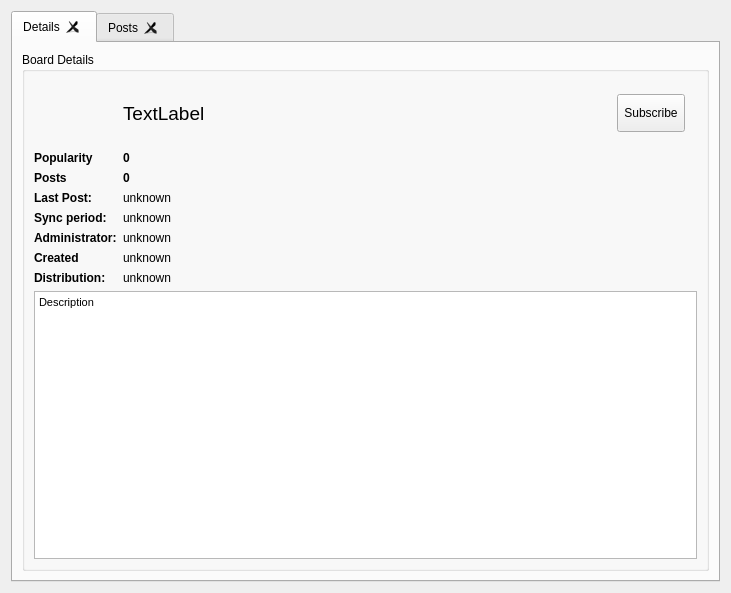
The window that retroshare-gui/src/gui/Posted/PostedListWidgetWithModel.ui (RetroShare/RetroShare) describes before a commit, drawn with Qt 5.
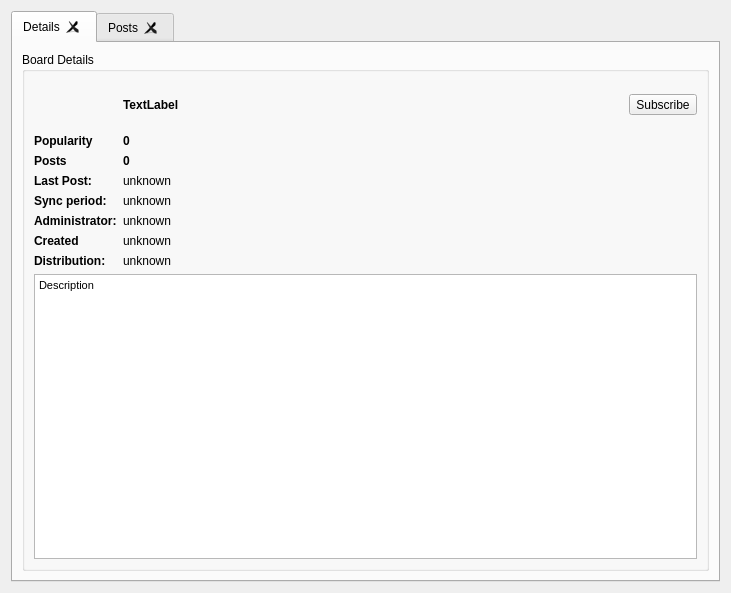
The same window after the commit. Icons and pictures are not drawn. Custom widgets are drawn as their Qt base class.

Commit message: Removed the fixed size from the Boards Thumbnail Label

Diff of the .ui file:
```diff
--- a/retroshare-gui/src/gui/Posted/PostedListWidgetWithModel.ui
+++ b/retroshare-gui/src/gui/Posted/PostedListWidgetWithModel.ui
@@ -45,8 +45,61 @@
           <bool>false</bool>
          </property>
          <layout class="QGridLayout" name="gridLayout_2">
-          <item row="0" column="0">
+          <item row="2" column="0">
+           <widget class="QTextBrowser" name="infoDescription">
+            <property name="styleSheet">
+             <string notr="true"/>
+            </property>
+            <property name="html">
+             <string notr="true">&lt;!DOCTYPE HTML PUBLIC &quot;-//W3C//DTD HTML 4.0//EN&quot; &quot;http://www.w3.org/TR/REC-html40/strict.dtd&quot;&gt;
+&lt;html&gt;&lt;head&gt;&lt;meta name=&quot;qrichtext&quot; content=&quot;1&quot; /&gt;&lt;style type=&quot;text/css&quot;&gt;
+p, li { white-space: pre-wrap; }
+&lt;/style&gt;&lt;/head&gt;&lt;body style=&quot; font-family:'MS Shell Dlg 2'; font-size:8.25pt; font-weight:400; font-style:normal;&quot;&gt;
+&lt;p style=&quot; margin-top:0px; margin-bottom:0px; margin-left:0px; margin-right:0px; -qt-block-indent:0; text-indent:0px;&quot;&gt;&lt;span style=&quot; font-family:'MS Shell Dlg 2'; font-size:8pt;&quot;&gt;Description&lt;/span&gt;&lt;/p&gt;&lt;/body&gt;&lt;/html&gt;</string>
+            </property>
+            <property name="textInteractionFlags">
+             <set>Qt::LinksAccessibleByMouse|Qt::TextSelectableByMouse</set>
+            </property>
+            <property name="openExternalLinks">
+             <bool>true</bool>
+            </property>
+            <property name="openLinks">
+             <bool>true</bool>
+            </property>
+           </widget>
+          </item>
+          <item row="1" column="0">
            <layout class="QGridLayout" name="gridLayout">
+            <item row="0" column="0">
+             <widget class="QLabel" name="logoLabel">
+              <property name="pixmap">
+               <pixmap resource="../icons.qrc">:/icons/png/postedlinks.png</pixmap>
+              </property>
+              <property name="scaledContents">
+               <bool>true</bool>
+              </property>
+             </widget>
+            </item>
+            <item row="1" column="0">
+             <widget class="QLabel" name="label_4">
+              <property name="font">
+               <font>
+                <weight>75</weight>
+                <bold>true</bold>
+               </font>
+              </property>
+              <property name="text">
+               <string>Popularity</string>
+              </property>
+             </widget>
+            </item>
+            <item row="4" column="1" colspan="2">
+             <widget class="QLabel" name="syncPeriodLabel">
+              <property name="text">
+               <string>unknown</string>
+              </property>
+             </widget>
+            </item>
             <item row="0" column="3">
              <layout class="QVBoxLayout" name="verticalLayout">
               <property name="sizeConstraint">
@@ -74,7 +127,7 @@
               <item>
                <widget class="SubscribeToolButton" name="subscribeToolButton">
                 <property name="sizePolicy">
-                 <sizepolicy hsizetype="Preferred" vsizetype="Preferred">
+                 <sizepolicy hsizetype="Fixed" vsizetype="Preferred">
                   <horstretch>0</horstretch>
                   <verstretch>0</verstretch>
                  </sizepolicy>
@@ -115,61 +168,6 @@
               </item>
              </layout>
             </item>
-            <item row="0" column="0">
-             <widget class="QLabel" name="logoLabel">
-              <property name="minimumSize">
-               <size>
-                <width>64</width>
-                <height>64</height>
-               </size>
-              </property>
-              <property name="maximumSize">
-               <size>
-                <width>64</width>
-                <height>64</height>
-               </size>
-              </property>
-              <property name="pixmap">
-               <pixmap resource="../icons.qrc">:/icons/png/postedlinks.png</pixmap>
-              </property>
-              <property name="scaledContents">
-               <bool>true</bool>
-              </property>
-             </widget>
-            </item>
-            <item row="0" column="2">
-             <spacer name="horizontalSpacer">
-              <property name="orientation">
-               <enum>Qt::Horizontal</enum>
-              </property>
-              <property name="sizeHint" stdset="0">
-               <size>
-                <width>40</width>
-                <height>20</height>
-               </size>
-              </property>
-             </spacer>
-            </item>
-            <item row="3" column="1" colspan="5">
-             <widget class="QLabel" name="infoLastPost">
-              <property name="text">
-               <string notr="true">unknown</string>
-              </property>
-             </widget>
-            </item>
-            <item row="1" column="1">
-             <widget class="QLabel" name="poplabel">
-              <property name="font">
-               <font>
-                <weight>75</weight>
-                <bold>true</bold>
-               </font>
-              </property>
-              <property name="text">
-               <string>0</string>
-              </property>
-             </widget>
-            </item>
             <item row="5" column="0">
              <widget class="QLabel" name="label">
               <property name="font">
@@ -183,10 +181,23 @@
               </property>
              </widget>
             </item>
-            <item row="7" column="1" colspan="5">
-             <widget class="QLabel" name="infoDistribution">
+            <item row="4" column="0">
+             <widget class="QLabel" name="syncPeriodTitleLabel">
+              <property name="font">
+               <font>
+                <weight>75</weight>
+                <bold>true</bold>
+               </font>
+              </property>
               <property name="text">
-               <string>unknown</string>
+               <string>Sync period:</string>
+              </property>
+             </widget>
+            </item>
+            <item row="3" column="1" colspan="3">
+             <widget class="QLabel" name="infoLastPost">
+              <property name="text">
+               <string notr="true">unknown</string>
               </property>
              </widget>
             </item>
@@ -203,73 +214,10 @@
               </property>
              </widget>
             </item>
-            <item row="3" column="0">
-             <widget class="QLabel" name="infoLastPostLabel">
-              <property name="sizePolicy">
-               <sizepolicy hsizetype="Maximum" vsizetype="Preferred">
-                <horstretch>0</horstretch>
-                <verstretch>0</verstretch>
-               </sizepolicy>
-              </property>
-              <property name="font">
-               <font>
-                <weight>75</weight>
-                <bold>true</bold>
-               </font>
-              </property>
+            <item row="6" column="1" colspan="2">
+             <widget class="QLabel" name="createdinfolabel">
               <property name="text">
-               <string>Last Post:</string>
-              </property>
-             </widget>
-            </item>
-            <item row="2" column="1">
-             <widget class="QLabel" name="infoPosts">
-              <property name="font">
-               <font>
-                <weight>75</weight>
-                <bold>true</bold>
-               </font>
-              </property>
-              <property name="text">
-               <string notr="true">0</string>
-              </property>
-             </widget>
-            </item>
-            <item row="6" column="0">
-             <widget class="QLabel" name="createdlabel">
-              <property name="font">
-               <font>
-                <weight>75</weight>
-                <bold>true</bold>
-               </font>
-              </property>
-              <property name="text">
-               <string>Created</string>
-              </property>
-             </widget>
-            </item>
-            <item row="0" column="1">
-             <widget class="QLabel" name="namelabel">
-              <property name="font">
-               <font>
-                <pointsize>14</pointsize>
-               </font>
-              </property>
-              <property name="text">
-               <string>TextLabel</string>
-              </property>
-             </widget>
-            </item>
-            <item row="1" column="0">
-             <widget class="QLabel" name="label_4">
-              <property name="font">
-               <font>
-                <weight>75</weight>
-                <bold>true</bold>
-               </font>
-              </property>
-              <property name="text">
-               <string>Popularity</string>
+               <string>unknown</string>
               </property>
              </widget>
             </item>
@@ -292,8 +240,8 @@
               </property>
              </widget>
             </item>
-            <item row="4" column="0">
-             <widget class="QLabel" name="syncPeriodTitleLabel">
+            <item row="6" column="0">
+             <widget class="QLabel" name="createdlabel">
               <property name="font">
                <font>
                 <weight>75</weight>
@@ -301,12 +249,31 @@
                </font>
               </property>
               <property name="text">
-               <string>Sync period:</string>
+               <string>Created</string>
               </property>
              </widget>
             </item>
-            <item row="6" column="1" colspan="2">
-             <widget class="QLabel" name="createdinfolabel">
+            <item row="3" column="0">
+             <widget class="QLabel" name="infoLastPostLabel">
+              <property name="sizePolicy">
+               <sizepolicy hsizetype="Maximum" vsizetype="Preferred">
+                <horstretch>0</horstretch>
+                <verstretch>0</verstretch>
+               </sizepolicy>
+              </property>
+              <property name="font">
+               <font>
+                <weight>75</weight>
+                <bold>true</bold>
+               </font>
+              </property>
+              <property name="text">
+               <string>Last Post:</string>
+              </property>
+             </widget>
+            </item>
+            <item row="7" column="1" colspan="3">
+             <widget class="QLabel" name="infoDistribution">
               <property name="text">
                <string>unknown</string>
               </property>
@@ -322,38 +289,53 @@
               </property>
              </widget>
             </item>
-            <item row="4" column="1" colspan="2">
-             <widget class="QLabel" name="syncPeriodLabel">
+            <item row="0" column="1" colspan="2">
+             <widget class="StyledElidedLabel" name="namelabel">
+              <property name="sizePolicy">
+               <sizepolicy hsizetype="Preferred" vsizetype="Preferred">
+                <horstretch>0</horstretch>
+                <verstretch>0</verstretch>
+               </sizepolicy>
+              </property>
+              <property name="font">
+               <font>
+                <weight>75</weight>
+                <bold>true</bold>
+               </font>
+              </property>
               <property name="text">
-               <string>unknown</string>
+               <string>TextLabel</string>
+              </property>
+             </widget>
+            </item>
+            <item row="1" column="1" colspan="2">
+             <widget class="QLabel" name="poplabel">
+              <property name="font">
+               <font>
+                <weight>75</weight>
+                <bold>true</bold>
+               </font>
+              </property>
+              <property name="text">
+               <string>0</string>
+              </property>
+             </widget>
+            </item>
+            <item row="2" column="1" colspan="2">
+             <widget class="QLabel" name="infoPosts">
+              <property name="font">
+               <font>
+                <weight>75</weight>
+                <bold>true</bold>
+               </font>
+              </property>
+              <property name="text">
+               <string notr="true">0</string>
               </property>
              </widget>
             </item>
            </layout>
           </item>
-          <item row="1" column="0">
-           <widget class="QTextBrowser" name="infoDescription">
-            <property name="styleSheet">
-             <string notr="true"/>
-            </property>
-            <property name="html">
-             <string notr="true">&lt;!DOCTYPE HTML PUBLIC &quot;-//W3C//DTD HTML 4.0//EN&quot; &quot;http://www.w3.org/TR/REC-html40/strict.dtd&quot;&gt;
-&lt;html&gt;&lt;head&gt;&lt;meta name=&quot;qrichtext&quot; content=&quot;1&quot; /&gt;&lt;style type=&quot;text/css&quot;&gt;
-p, li { white-space: pre-wrap; }
-&lt;/style&gt;&lt;/head&gt;&lt;body style=&quot; font-family:'MS Shell Dlg 2'; font-size:8.25pt; font-weight:400; font-style:normal;&quot;&gt;
-&lt;p style=&quot; margin-top:0px; margin-bottom:0px; margin-left:0px; margin-right:0px; -qt-block-indent:0; text-indent:0px;&quot;&gt;&lt;span style=&quot; font-family:'MS Shell Dlg 2'; font-size:8pt;&quot;&gt;Description&lt;/span&gt;&lt;/p&gt;&lt;/body&gt;&lt;/html&gt;</string>
-            </property>
-            <property name="textInteractionFlags">
-             <set>Qt::LinksAccessibleByMouse|Qt::TextSelectableByMouse</set>
-            </property>
-            <property name="openExternalLinks">
-             <bool>true</bool>
-            </property>
-            <property name="openLinks">
-             <bool>true</bool>
-            </property>
-           </widget>
-          </item>
          </layout>
         </widget>
        </item>
@@ -624,6 +606,11 @@
    <extends>QComboBox</extends>
    <header>gui/gxs/GxsIdChooser.h</header>
   </customwidget>
+  <customwidget>
+   <class>StyledElidedLabel</class>
+   <extends>QLabel</extends>
+   <header>gui/common/StyledElidedLabel.h</header>
+  </customwidget>
  </customwidgets>
  <resources>
   <include location="../icons.qrc"/>
```
The commit also changes 1 other file.
